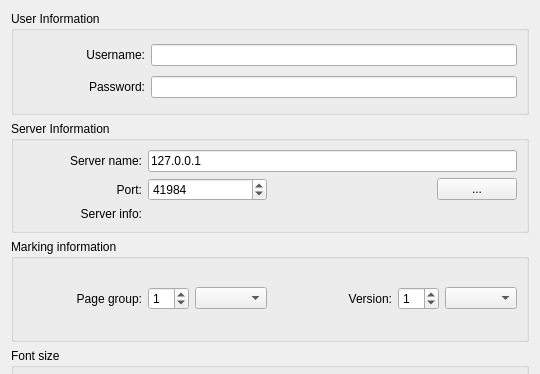
Qt form qtCreatorFiles/ui_chooser.ui (plomgrading/plom) before a commit; both pictures show x 0 to 540 and y 0 to 374 of the 540 by 572 pixel window.
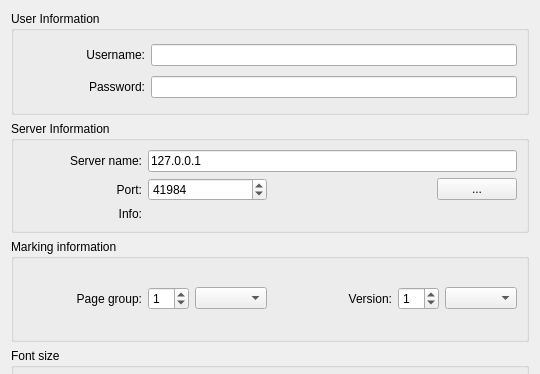
The same form after that commit.

Commit message: relabel labels, change internal names, add quotes

Diff of the .ui file:
```diff
--- a/qtCreatorFiles/ui_chooser.ui
+++ b/qtCreatorFiles/ui_chooser.ui
@@ -66,9 +66,9 @@
      </property>
      <layout class="QGridLayout" name="gridLayout" columnstretch="1,1,1,1">
       <item row="3" column="0">
-       <widget class="QLabel" name="infoLabel">
+       <widget class="QLabel" name="infoLabelStatic">
         <property name="text">
-         <string>Server info:</string>
+         <string>Info:</string>
         </property>
         <property name="alignment">
          <set>Qt::AlignRight|Qt::AlignTrailing|Qt::AlignVCenter</set>
@@ -83,7 +83,7 @@
        </widget>
       </item>
       <item row="3" column="1" colspan="3">
-       <widget class="QLabel" name="infoLabel2">
+       <widget class="QLabel" name="infoLabel">
         <property name="text">
          <string/>
         </property>
```
The commit also changes 2 other files.
